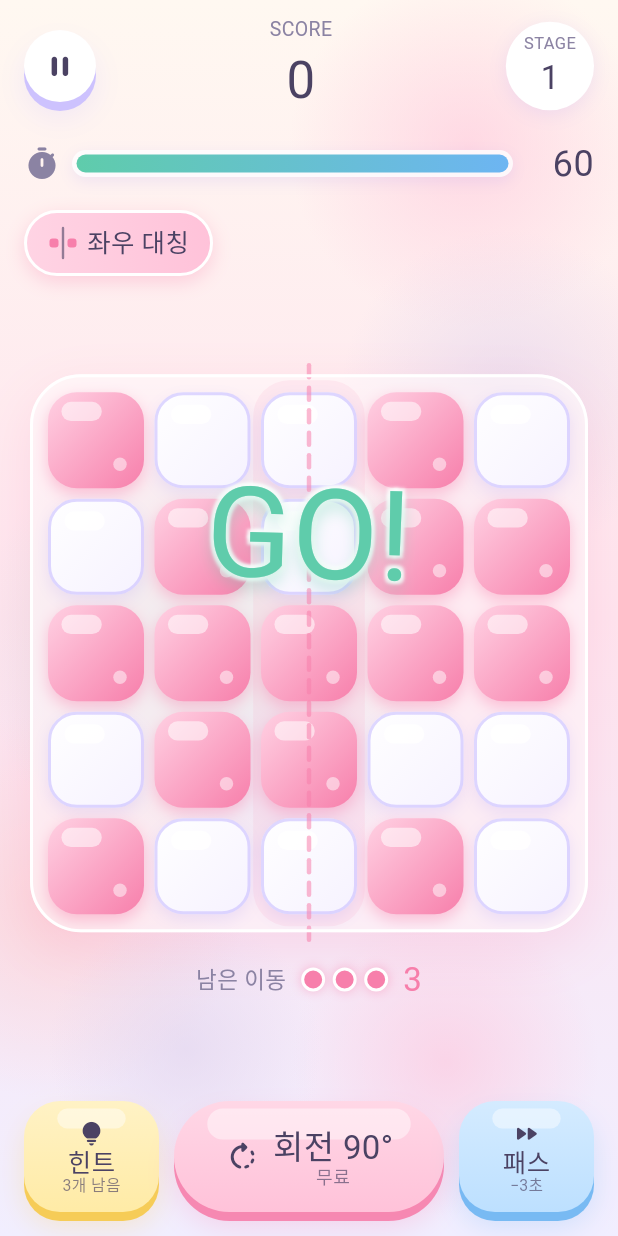
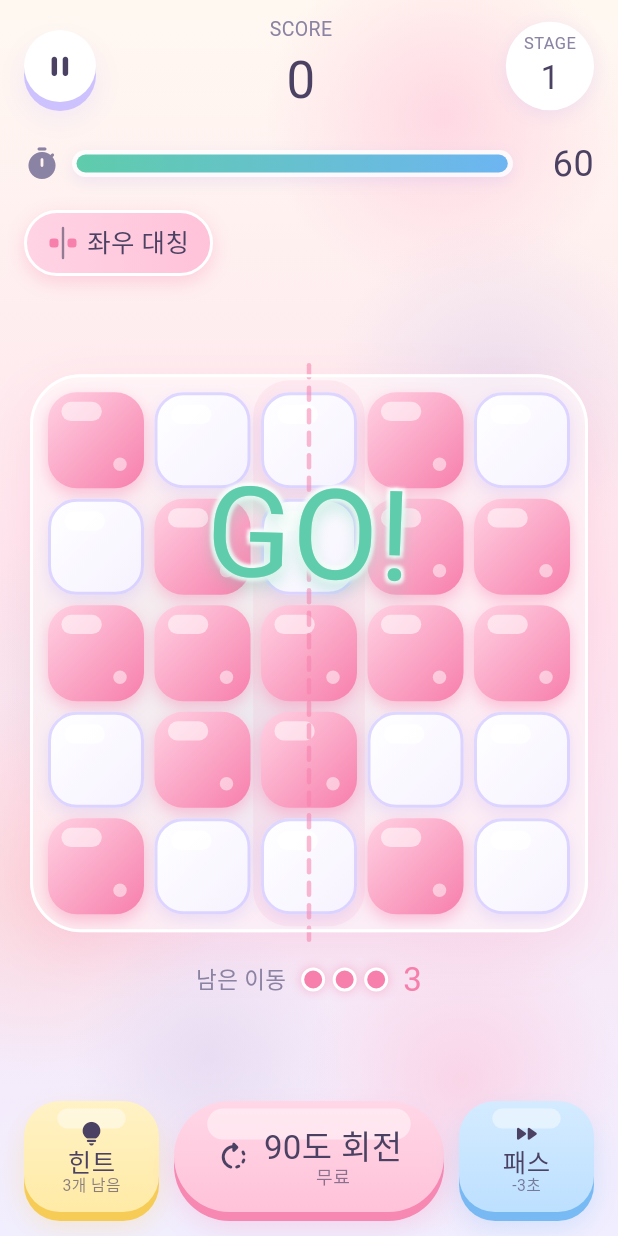
Before and after one commit to justkevin2570-hash/NODE_SWAP_Game, a Flutter app: the GameScreen screen opened directly, on a phone screen of 412 x 824 dp. Run offline on Flutter 3.47's test engine with Material 3 defaults, Android fonts, the phone set to English and light mode, and no system bars; our stand-ins replace audioplayers, clock, flutter_animate, flutter_riverpod, shared_preferences; accounts and stored records are empty; Roboto replaces fonts that are missing (Jua).

Commit message:
Save battery while idle; use only glyphs the UI font has
Battery:
- Pastel background repaints at 12fps (24 in fever) via a timer instead
  of every vsync, and stops while the screen is covered
- Timer bar heartbeat only runs in the last 10 seconds; the bar updates
  in 0.1s steps without an implicit animation
- Test: idle game screen no longer requests a frame every vsync

Glyphs:
- Replace °, ·, ×, − (missing from Jua, drawn in a fallback font) with
  Jua-supported text across the UI
- Test that every string literal's characters exist in Jua

Co-Authored-By: Claude Opus 5.5 <noreply@anthropic.com>
Claude-Session: https://claude.ai/code/session_01THjjmmAe3yF3ESiXKwMseg

```diff
--- a/lib/game/logic/board.dart
+++ b/lib/game/logic/board.dart
@@ -98,5 +98,5 @@ class Board {
 
   @override
   String toString() =>
-      toRows().map((row) => row.map((v) => v == 1 ? '■' : '□').join()).join('\n');
+      toRows().map((row) => row.map((v) => v == 1 ? '#' : '.').join()).join('\n');
 }
--- a/lib/game/logic/lessons.dart
+++ b/lib/game/logic/lessons.dart
@@ -49,7 +49,7 @@ final lessons = <Lesson>[
   ),
   Lesson(
     title: '밀어서 맞추기',
-    body: '타일을 옆으로 쭉 밀어도 바로 바뀌어요.\n점대칭은 가운데 점을 중심으로 180° 돌려도 똑같은 모양이에요.',
+    body: '타일을 옆으로 쭉 밀어도 바로 바뀌어요.\n점대칭은 가운데 점을 중심으로 180도 돌려도 똑같은 모양이에요.',
     target: SymmetryType.point,
     board: Board.fromRows(const [
       [1, 0, 0, 1, 1],
--- a/lib/game/logic/symmetry.dart
+++ b/lib/game/logic/symmetry.dart
@@ -2,7 +2,7 @@
 enum SymmetryType {
   horizontal('좌우 대칭', '왼쪽과 오른쪽을 똑같이'),
   vertical('상하 대칭', '위와 아래를 똑같이'),
-  point('점대칭', '180° 돌려도 똑같이'),
+  point('점대칭', '180도 돌려도 똑같이'),
 
   /// y = x : 왼쪽 아래 → 오른쪽 위 대각선(↗)
   diagonalUp('y = x 대칭', '오른쪽 위로 가는 대각선을 기준으로 똑같이'),
--- a/lib/ui/screens/game_screen.dart
+++ b/lib/ui/screens/game_screen.dart
@@ -124,9 +124,9 @@ class _GameScreenState extends ConsumerState<GameScreen> {
         String? sub;
         if (widget.mode == GameMode.classic) {
           title = 'CLEAR!';
-          sub = perfect ? 'PERFECT · 최소 이동!' : null;
+          sub = perfect ? 'PERFECT! 최소 이동' : null;
         } else if (combo >= 2) {
-          title = 'COMBO ×$combo';
+          title = 'COMBO x$combo';
           sub = perfect ? 'PERFECT!' : (fast ? 'FAST!' : null);
         } else {
           title = perfect ? 'PERFECT!' : (fast ? 'FAST!' : 'NICE!');
@@ -141,7 +141,7 @@ class _GameScreenState extends ConsumerState<GameScreen> {
         };
         fx?.banner(
           title,
-          sub: penaltyMs > 0 ? '−${penaltyMs ~/ 1000}초 · 새 퍼즐' : '다시 도전해 봐요',
+          sub: penaltyMs > 0 ? '-${penaltyMs ~/ 1000}초, 새 퍼즐' : '다시 도전해 봐요',
           color: reason == FailReason.skipped ? Palette.skyDeep : Palette.danger,
           size: 48,
           duration: const Duration(milliseconds: 900),
@@ -149,7 +149,7 @@ class _GameScreenState extends ConsumerState<GameScreen> {
       case FeverEvent(:final started):
         if (started) {
           fx?.banner('FEVER TIME!',
-              sub: '시간 정지 · 점수 2배', color: Palette.butterDeep, size: 58, duration: const Duration(milliseconds: 1500), dy: 0.25);
+              sub: '시간 정지 + 점수 2배', color: Palette.butterDeep, size: 58, duration: const Duration(milliseconds: 1500), dy: 0.25);
           particles?.confetti(count: 70);
         } else {
           fx?.floatText('피버 끝!', _centerOf(_timerKey), color: Palette.inkSoft, size: 20);
@@ -314,7 +314,7 @@ class _GameScreenState extends ConsumerState<GameScreen> {
         Column(
           key: _scoreKey,
           children: [
-            Text(widget.mode == GameMode.rush ? 'SCORE' : '클래식 · ${widget.difficulty.label}',
+            Text(widget.mode == GameMode.rush ? 'SCORE' : '클래식 | ${widget.difficulty.label}',
                 style: TextStyles.caption),
             RollingNumber(
               value: s.score,
@@ -367,7 +367,7 @@ class _GameScreenState extends ConsumerState<GameScreen> {
           child: KeyedSubtree(
             key: _rotateKey,
             child: BubblyButton(
-              label: '회전 90°',
+              label: '90도 회전',
               subtitle: '무료',
               icon: Icons.rotate_right_rounded,
               color: light,
@@ -385,7 +385,7 @@ class _GameScreenState extends ConsumerState<GameScreen> {
           child: widget.mode == GameMode.rush
               ? BubblyButton(
                   label: '패스',
-                  subtitle: '−3초',
+                  subtitle: '-3초',
                   icon: Icons.fast_forward_rounded,
                   color: Palette.sky,
                   deep: Palette.skyDeep,
@@ -418,16 +418,18 @@ class _LiveTimerBar extends ConsumerWidget {
 
   @override
   Widget build(BuildContext context, WidgetRef ref) {
+    // 게임 시계는 50ms 마다 바뀌지만, 막대는 0.1초 단위면 충분하다.
     final t = ref.watch(gameProvider.select((s) => s == null
         ? null
-        : (s.timeFraction, s.remainingMs, s.isFever, s.feverMs / Rules.feverDurationMs)));
+        : (s.remainingMs ~/ 100, s.timeCapMs, s.isFever, s.feverMs ~/ 100)));
     if (t == null) return const SizedBox(height: 24);
-    final (fraction, remainingMs, fever, feverFraction) = t;
+    final (tenths, cap, fever, feverTenths) = t;
+    final remainingMs = tenths * 100;
     return TimerBar(
-      fraction: fraction,
+      fraction: (remainingMs / cap).clamp(0.0, 1.0),
       remainingMs: remainingMs,
       fever: fever,
-      feverFraction: feverFraction,
+      feverFraction: (feverTenths * 100 / Rules.feverDurationMs).clamp(0.0, 1.0),
     );
   }
 }
@@ -464,7 +466,7 @@ class _ComboChip extends StatelessWidget {
                 boxShadow: softShadow(Palette.pinkDeep, blur: 10, y: 4, opacity: 0.3),
               ),
               child: Text(
-                fever ? 'FEVER ×${_fmtMult(mult)}' : '$combo COMBO ×${_fmtMult(mult)}',
+                fever ? 'FEVER x${_fmtMult(mult)}' : '$combo COMBO x${_fmtMult(mult)}',
                 style: TextStyle(fontFamily: kFont, fontSize: 15, color: fever ? Colors.white : Palette.ink),
               ),
             ).animate(onPlay: (c) => c.repeat(reverse: true)).scaleXY(end: 1.06, duration: 450.ms),
--- a/lib/ui/screens/result_screen.dart
+++ b/lib/ui/screens/result_screen.dart
@@ -82,7 +82,7 @@ class _ResultScreenState extends ConsumerState<ResultScreen> {
                   children: [
                     const Spacer(),
                     Text(
-                      s.mode == GameMode.rush ? '러시 모드' : '클래식 · ${s.difficulty.label}',
+                      s.mode == GameMode.rush ? '러시 모드' : '클래식 | ${s.difficulty.label}',
                       style: TextStyles.caption.copyWith(fontSize: 16),
                     ).animate().fadeIn(),
                     const SizedBox(height: 8),
--- a/lib/ui/screens/sheets.dart
+++ b/lib/ui/screens/sheets.dart
@@ -60,9 +60,9 @@ class _ClassicSheet extends ConsumerWidget {
   Widget build(BuildContext context, WidgetRef ref) {
     final records = ref.watch(recordsProvider);
     final rows = [
-      (Difficulty.easy, Palette.mint, Palette.mintDeep, '여유 이동 +2 · 90초'),
-      (Difficulty.normal, Palette.sky, Palette.skyDeep, '여유 이동 +1 · 60초'),
-      (Difficulty.hard, Palette.pink, Palette.pinkDeep, '최소 이동만 · 45초'),
+      (Difficulty.easy, Palette.mint, Palette.mintDeep, '여유 이동 +2, 90초'),
+      (Difficulty.normal, Palette.sky, Palette.skyDeep, '여유 이동 +1, 60초'),
+      (Difficulty.hard, Palette.pink, Palette.pinkDeep, '최소 이동만, 45초'),
     ];
     return Column(
       mainAxisSize: MainAxisSize.min,
--- a/lib/ui/screens/title_screen.dart
+++ b/lib/ui/screens/title_screen.dart
@@ -76,7 +76,7 @@ class _TitleScreenState extends ConsumerState<TitleScreen> {
                     const Spacer(),
                     const _Logo(),
                     const SizedBox(height: 10),
-                    Text('밀고 · 돌리고 · 대칭을 완성하세요!',
+                    Text('밀고, 돌리고, 대칭을 완성하세요!',
                             style: TextStyles.body.copyWith(color: Palette.inkSoft, fontSize: 17))
                         .animate()
                         .fadeIn(delay: 700.ms),
@@ -86,7 +86,7 @@ class _TitleScreenState extends ConsumerState<TitleScreen> {
                     BubblyButton(
                       label: '러시 시작',
                       subtitle: records.rushBestScore > 0
-                          ? '최고 ${RollingNumber.formatInt(records.rushBestScore)}점 · ${records.rushBestStage}스테이지'
+                          ? '최고 ${RollingNumber.formatInt(records.rushBestScore)}점 (${records.rushBestStage}스테이지)'
                           : '60초 동안 최대한 많이!',
                       icon: Icons.bolt_rounded,
                       color: Palette.pink,
--- a/lib/ui/screens/tutorial_screen.dart
+++ b/lib/ui/screens/tutorial_screen.dart
@@ -266,7 +266,7 @@ class _TutorialScreenState extends ConsumerState<TutorialScreen> {
           SizedBox(
             width: 240,
             child: BubblyButton(
-              label: '회전 90°',
+              label: '90도 회전',
               icon: Icons.rotate_right_rounded,
               color: light,
               deep: deep,
@@ -295,7 +295,7 @@ class _TutorialScreenState extends ConsumerState<TutorialScreen> {
               _tip(Icons.bolt_rounded, Palette.pinkDeep, '8초 안에 연달아 풀면 콤보가 쌓여요.'),
               _tip(Icons.local_fire_department_rounded, Palette.butterDeep,
                   '${Rules.feverEvery}콤보마다 피버 타임! 시간이 멈추고 점수 2배.'),
-              _tip(Icons.block_rounded, Palette.danger, '더 이상 풀 수 없으면 바로 다음 퍼즐로 넘어가요 (−4초).'),
+              _tip(Icons.block_rounded, Palette.danger, '더 이상 풀 수 없으면 바로 다음 퍼즐로 넘어가요 (-4초).'),
               _tip(Icons.call_made_rounded, Palette.peachDeep, '6스테이지부터 {y = x}, {y = -x} 대칭도 나와요.'),
             ],
           ),
--- a/lib/ui/widgets/hud.dart
+++ b/lib/ui/widgets/hud.dart
@@ -27,8 +27,32 @@ class TimerBar extends StatefulWidget {
 }
 
 class _TimerBarState extends State<TimerBar> with SingleTickerProviderStateMixin {
-  late final _beat = AnimationController(vsync: this, duration: const Duration(milliseconds: 500))
-    ..repeat(reverse: true);
+  // 맥박은 시간이 얼마 안 남았을 때만 돌린다 (평소엔 멈춰 있어 화면을 다시 그리지 않음).
+  late final _beat = AnimationController(vsync: this, duration: const Duration(milliseconds: 500));
+
+  bool get _critical => widget.remainingMs <= 10000 && !widget.fever;
+
+  @override
+  void initState() {
+    super.initState();
+    _syncBeat();
+  }
+
+  @override
+  void didUpdateWidget(TimerBar oldWidget) {
+    super.didUpdateWidget(oldWidget);
+    _syncBeat();
+  }
+
+  void _syncBeat() {
+    if (_critical && !_beat.isAnimating) {
+      _beat.repeat(reverse: true);
+    } else if (!_critical && _beat.isAnimating) {
+      _beat
+        ..stop()
+        ..value = 0;
+    }
+  }
 
   @override
   void dispose() {
@@ -83,8 +107,8 @@ class _TimerBarState extends State<TimerBar> with SingleTickerProviderStateMixin
                     final f = widget.fever ? widget.feverFraction : widget.fraction;
                     return Align(
                       alignment: Alignment.centerLeft,
-                      child: AnimatedContainer(
-                        duration: const Duration(milliseconds: 120),
+                      // 0.1초마다 갱신되므로 따로 애니메이션을 주지 않는다 (계속 다시 그리는 것 방지)
+                      child: Container(
                         width: max(12.0, c.maxWidth * f),
                         decoration: BoxDecoration(
                           gradient: LinearGradient(colors: colors),
--- a/lib/ui/widgets/pastel_background.dart
+++ b/lib/ui/widgets/pastel_background.dart
@@ -1,5 +1,7 @@
+import 'dart:async';
 import 'dart:math';
 
+import 'package:flutter/foundation.dart';
 import 'package:flutter/material.dart';
 
 import '../../core/palette.dart';
@@ -21,15 +23,52 @@ class PastelBackground extends StatefulWidget {
   State<PastelBackground> createState() => _PastelBackgroundState();
 }
 
-class _PastelBackgroundState extends State<PastelBackground>
-    with SingleTickerProviderStateMixin {
-  late final AnimationController _ctrl =
-      AnimationController(vsync: this, duration: const Duration(seconds: 60))..repeat();
+class _PastelBackgroundState extends State<PastelBackground> {
+  // 블롭은 아주 느리게 움직여서 매 프레임(60fps) 그릴 필요가 없다.
+  // 초당 12번(피버 중 24번)만 다시 그려 배터리를 아낀다.
+  static const _period = Duration(seconds: 60);
+  final _phase = ValueNotifier<double>(0);
+  final _clock = Stopwatch()..start();
+  Timer? _timer;
+  bool _active = true;
   final _blobs = List.generate(7, (i) => _Blob(Random(i * 31 + 7)));
 
   @override
+  void initState() {
+    super.initState();
+    _restartTimer();
+  }
+
+  @override
+  void didChangeDependencies() {
+    super.didChangeDependencies();
+    // 다른 화면에 가려져 있으면(TickerMode 꺼짐) 멈춘다.
+    final active = TickerMode.valuesOf(context).enabled;
+    if (active != _active) {
+      _active = active;
+      _restartTimer();
+    }
+  }
+
+  @override
+  void didUpdateWidget(PastelBackground oldWidget) {
+    super.didUpdateWidget(oldWidget);
+    if (oldWidget.fever != widget.fever) _restartTimer();
+  }
+
+  void _restartTimer() {
+    _timer?.cancel();
+    if (!_active) return;
+    final fps = widget.fever ? 24 : 12;
+    _timer = Timer.periodic(Duration(milliseconds: 1000 ~/ fps), (_) {
+      _phase.value = (_clock.elapsedMilliseconds % _period.inMilliseconds) / _period.inMilliseconds;
+    });
+  }
+
+  @override
   void dispose() {
-    _ctrl.dispose();
+    _timer?.cancel();
+    _phase.dispose();
     super.dispose();
   }
 
@@ -55,11 +94,8 @@ class _PastelBackgroundState extends State<PastelBackground>
           ),
         ),
         RepaintBoundary(
-          child: AnimatedBuilder(
-            animation: _ctrl,
-            builder: (context, _) => CustomPaint(
-              painter: _BlobPainter(_blobs, _ctrl.value, widget.fever, widget.tint),
-            ),
+          child: CustomPaint(
+            painter: _BlobPainter(_blobs, _phase, widget.fever, widget.tint),
           ),
         ),
         widget.child,
@@ -82,10 +118,11 @@ class _Blob {
 }
 
 class _BlobPainter extends CustomPainter {
-  _BlobPainter(this.blobs, this.t, this.fever, this.tint);
+  _BlobPainter(this.blobs, this.phase, this.fever, this.tint) : super(repaint: phase);
 
   final List<_Blob> blobs;
-  final double t;
+  final ValueListenable<double> phase;
+  double get t => phase.value;
   final bool fever;
   final Color? tint;
 
@@ -118,5 +155,6 @@ class _BlobPainter extends CustomPainter {
   }
 
   @override
-  bool shouldRepaint(_BlobPainter old) => true;
+  bool shouldRepaint(_BlobPainter old) =>
+      old.fever != fever || old.tint != tint || old.phase != phase;
 }
```
Also changed, not shown: 2 other files.
